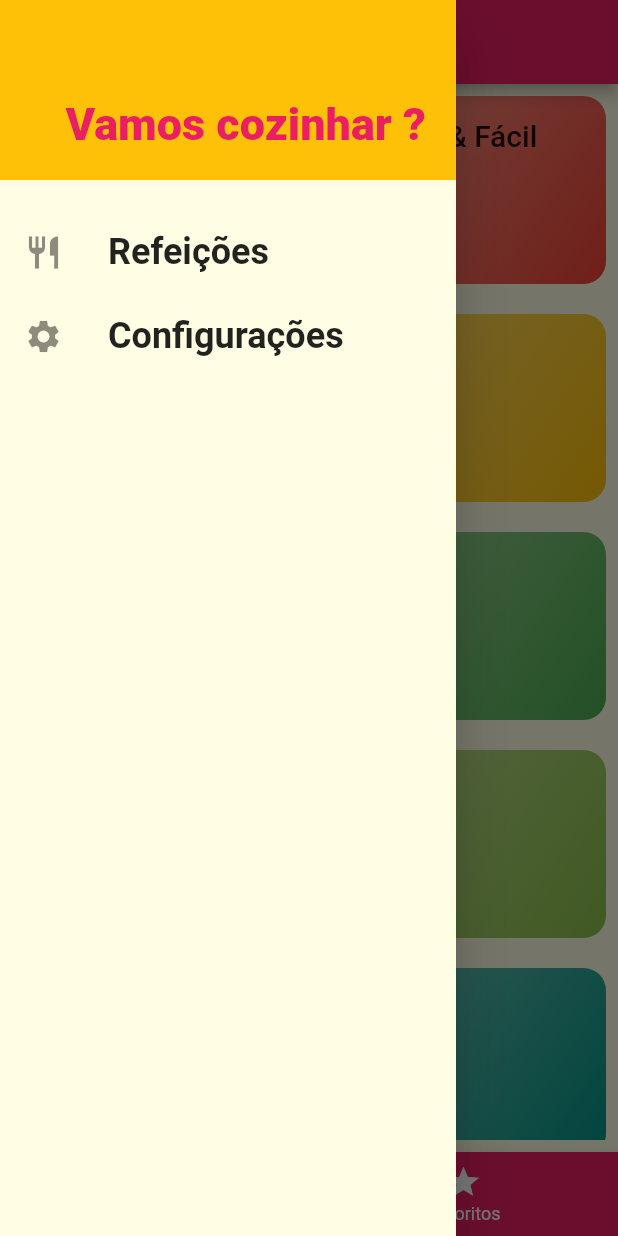
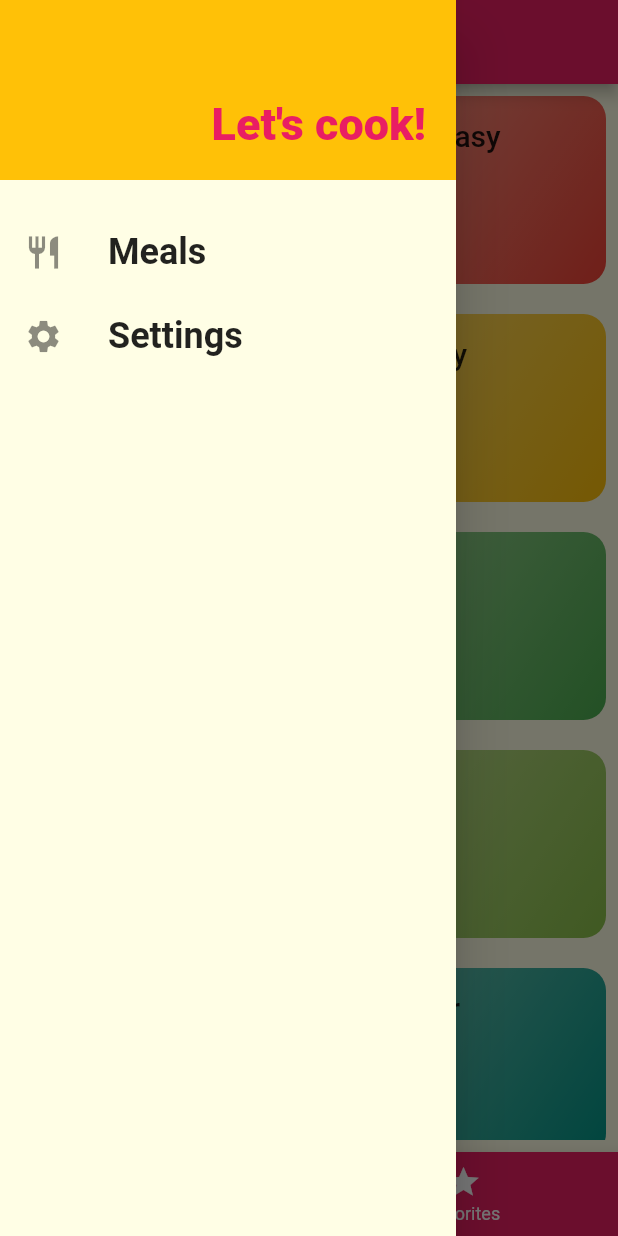
Before and after one commit to NoctuRaven/Recipe-App, a Flutter app: the screen it shows after launch, with the side drawer open, on a phone screen of 412 x 824 dp. Run offline on Flutter 3.47's test engine with Material 2 defaults, Android fonts, the phone set to English and light mode, and no system bars; Roboto replaces fonts that are missing (RoboroCondensed).

Commit message:
text setting

```diff
--- a/lib/MyApp.dart
+++ b/lib/MyApp.dart
@@ -48,7 +48,7 @@ class _MyAppState extends State<MyApp> {
   @override
   Widget build(BuildContext context) {
     return MaterialApp(
-      title: 'Vamos cozinhar ?',
+      title: 'Let\'s cook ',
       theme: ThemeData(
           canvasColor: const Color.fromRGBO(255, 254, 229, 1),
           fontFamily: 'Raleway',
--- a/lib/components/main_drawer.dart
+++ b/lib/components/main_drawer.dart
@@ -30,7 +30,7 @@ class MainDrawer extends StatelessWidget {
             alignment: Alignment.bottomRight,
             color: Theme.of(context).colorScheme.secondary,
             child: Text(
-              'Vamos cozinhar ?',
+              'Let\'s cook!',
               style: TextStyle(
                 fontWeight: FontWeight.w900,
                 fontSize: 30,
@@ -43,12 +43,12 @@ class MainDrawer extends StatelessWidget {
           ),
           _createItem(
             Icons.restaurant,
-            'Refeições',
+            'Meals',
             () => Navigator.of(context).pushReplacementNamed(AppRoutes.HOME),
           ),
           _createItem(
             Icons.settings,
-            'Configurações',
+            'Settings',
             () => Navigator.of(context).pushReplacementNamed(AppRoutes.SETTINGS),
           )
         ],
--- a/lib/data/dummy_data.dart
+++ b/lib/data/dummy_data.dart
@@ -5,12 +5,12 @@ import '../models/meal.dart';
 const DUMMY_CATEGORIES = [
   Category(
     id: 'c1',
-    title: 'Italiano',
+    title: 'Italian',
     color: Colors.purple,
   ),
   Category(
     id: 'c2',
-    title: 'Rápido & Fácil',
+    title: 'Fast & easy',
     color: Colors.red,
   ),
   Category(
@@ -20,37 +20,37 @@ const DUMMY_CATEGORIES = [
   ),
   Category(
     id: 'c4',
-    title: 'Alemã',
+    title: 'Germany',
     color: Colors.amber,
   ),
   Category(
     id: 'c5',
-    title: 'Leve & Saudável',
+    title: 'Light & healthy',
     color: Colors.indigo,
   ),
   Category(
     id: 'c6',
-    title: 'Exótica',
+    title: 'Éxotic',
     color: Colors.green,
   ),
   Category(
     id: 'c7',
-    title: 'Café da Manhã',
+    title: 'Breakfast ',
     color: Colors.lightBlue,
   ),
   Category(
     id: 'c8',
-    title: 'Asiática',
+    title: 'Asian',
     color: Colors.lightGreen,
   ),
   Category(
     id: 'c9',
-    title: 'Francesa',
+    title: 'French',
     color: Colors.pink,
   ),
   Category(
     id: 'c10',
-    title: 'Verão',
+    title: 'Summer',
     color: Colors.teal,
   ),
 ];
--- a/lib/pages/favorite_page.dart
+++ b/lib/pages/favorite_page.dart
@@ -11,7 +11,7 @@ class Favorite extends StatelessWidget {
   Widget build(BuildContext context) {
     if (favoritosMeals.isEmpty) {
       return Center(
-        child: Text('Nenhuma refeição foi marcada como favorita'),
+        child: Text('No meal was marked as a favorite!'),
       );
     } else {
       return ListView.builder(
--- a/lib/pages/meal_detail_page.dart
+++ b/lib/pages/meal_detail_page.dart
@@ -50,7 +50,7 @@ class MaelDetailPage extends StatelessWidget {
                 fit: BoxFit.cover,
               ),
             ),
-            _createSectionTitle(context, 'Ingredientes'),
+            _createSectionTitle(context, 'Ingredients'),
             _createSectionContainer(
               ListView.builder(
                 itemCount: meal.ingredients!.length,
@@ -65,7 +65,7 @@ class MaelDetailPage extends StatelessWidget {
                 },
               ),
             ),
-            _createSectionTitle(context, 'Passos'),
+            _createSectionTitle(context, 'Steps'),
             _createSectionContainer(
               ListView.builder(
                 itemCount: meal.steps!.length,
--- a/lib/pages/settings_page.dart
+++ b/lib/pages/settings_page.dart
@@ -42,39 +42,39 @@ class _SettingsPageState extends State<SettingsPage> {
   Widget build(BuildContext context) {
     return Scaffold(
       appBar: AppBar(
-        title: Text('Configurações!'),
+        title: Text('Settings!'),
       ),
       drawer: MainDrawer(),
       body: Column(
         children: <Widget>[
           Container(
             padding: const EdgeInsets.all(20),
-            child: Text('Configurações', style: Theme.of(context).textTheme.headline6),
+            child: Text('Settings', style: Theme.of(context).textTheme.headline6),
           ),
           Expanded(
             child: ListView(
               children: [
                 _createSwitch(
-                  'Sem Glutén',
-                  'Só exibe refeições sem glútem!',
+                  'Gluten free',
+                  'Only display gluten-free meals!',
                   settings!.isGlutenFree!,
                   (value) => setState(() => settings!.isGlutenFree = value),
                 ),
                 _createSwitch(
-                  'Sem Lactose',
-                  'Só exibe refeições sem lactose!',
+                  'Lactose Free',
+                  'Only displays lactose-free meals!',
                   settings!.isLactoseFree!,
                   (value) => setState(() => settings!.isLactoseFree = value),
                 ),
                 _createSwitch(
-                  'Vegana',
-                  'Só exibe refeições veganas!',
+                  'Vegan',
+                  'Only displays vegan meals!',
                   settings!.isVegan!,
                   (value) => setState(() => settings!.isVegan = value),
                 ),
                 _createSwitch(
-                  'Vegetariana',
-                  'Só exibe refeições vegetarianas!',
+                  'Vegetarian',
+                  'Only displays vegetarian meals!',
                   settings!.isVegetarian!,
                   (value) => setState(() => settings!.isVegetarian = value),
                 ),
--- a/lib/pages/tabs_page.dart
+++ b/lib/pages/tabs_page.dart
@@ -22,11 +22,11 @@ class _TabsPageState extends State<TabsPage> {
     super.initState();
     _pages = [
       {
-        'title': 'Lista de Categorias',
+        'title': 'Category List',
         'page': CategoriesPage(),
       },
       {
-        'title': 'Meus Favoritos',
+        'title': 'My Favorites',
         'page': Favorite(widget.favoriteMeals),
       },
     ];
@@ -56,8 +56,8 @@ class _TabsPageState extends State<TabsPage> {
           type: BottomNavigationBarType.fixed,
           backgroundColor: Theme.of(context).colorScheme.primary,
           items: [
-            BottomNavigationBarItem(icon: Icon(Icons.category), label: 'Categorias'),
-            BottomNavigationBarItem(icon: Icon(Icons.star), label: 'Favoritos'),
+            BottomNavigationBarItem(icon: Icon(Icons.category), label: 'Categories'),
+            BottomNavigationBarItem(icon: Icon(Icons.star), label: 'Favorites'),
           ]),
     );
   }
```
